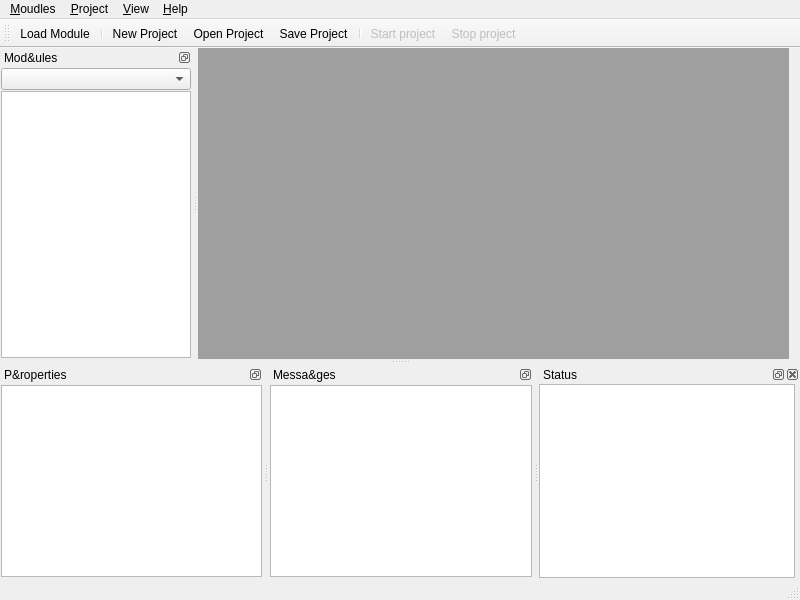
b-xiang/taskBus, file taskbusplatform/gui/taskbusplatformfrm.ui: the form before one commit.
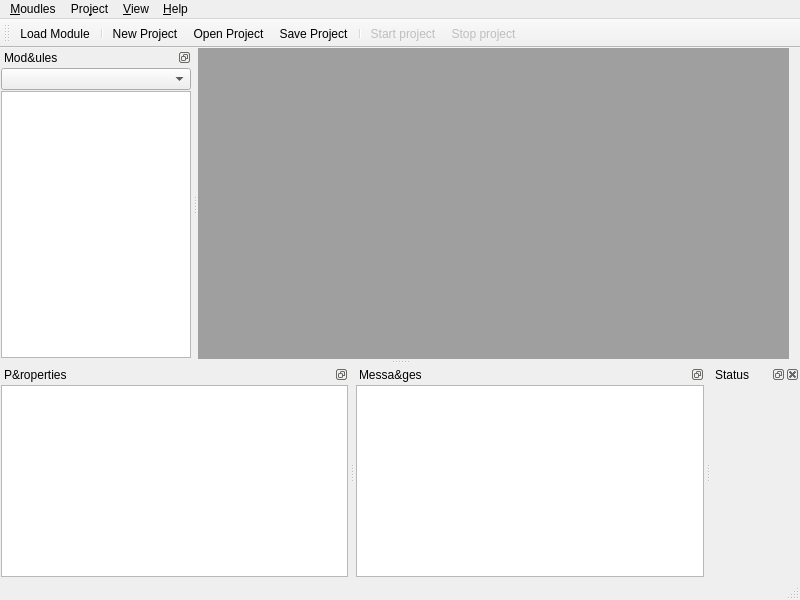
The form after the commit. Icons and pictures are not drawn. Custom widgets are drawn as their Qt base class.

Patch:
```diff
--- a/taskbusplatform/gui/taskbusplatformfrm.ui
+++ b/taskbusplatform/gui/taskbusplatformfrm.ui
@@ -77,7 +77,7 @@
    </property>
    <widget class="QMenu" name="menu_Application">
     <property name="title">
-     <string>&amp;Project</string>
+     <string>Pro&amp;ject</string>
     </property>
     <addaction name="separator"/>
     <addaction name="action_New_Project"/>
@@ -369,45 +369,7 @@
       <number>0</number>
      </property>
      <item>
-      <widget class="QTableView" name="tableView_memstatus">
-       <property name="sizePolicy">
-        <sizepolicy hsizetype="Preferred" vsizetype="Preferred">
-         <horstretch>0</horstretch>
-         <verstretch>0</verstretch>
-        </sizepolicy>
-       </property>
-       <property name="maximumSize">
-        <size>
-         <width>384</width>
-         <height>16777215</height>
-        </size>
-       </property>
-       <property name="alternatingRowColors">
-        <bool>true</bool>
-       </property>
-       <property name="selectionMode">
-        <enum>QAbstractItemView::NoSelection</enum>
-       </property>
-       <property name="selectionBehavior">
-        <enum>QAbstractItemView::SelectRows</enum>
-       </property>
-       <attribute name="horizontalHeaderDefaultSectionSize">
-        <number>128</number>
-       </attribute>
-       <attribute name="horizontalHeaderMinimumSectionSize">
-        <number>44</number>
-       </attribute>
-      </widget>
-     </item>
-     <item>
-      <widget class="QtCharts::QChartView" name="widget_memchart" native="true">
-       <property name="sizePolicy">
-        <sizepolicy hsizetype="Preferred" vsizetype="Preferred">
-         <horstretch>0</horstretch>
-         <verstretch>0</verstretch>
-        </sizepolicy>
-       </property>
-      </widget>
+      <widget class="FormStatus" name="widget" native="true"/>
      </item>
     </layout>
    </widget>
@@ -557,9 +519,9 @@
  <layoutdefault spacing="6" margin="11"/>
  <customwidgets>
   <customwidget>
-   <class>QtCharts::QChartView</class>
+   <class>FormStatus</class>
    <extends>QWidget</extends>
-   <header>QChartView</header>
+   <header>watchdog/formstatus.h</header>
    <container>1</container>
   </customwidget>
  </customwidgets>
```
